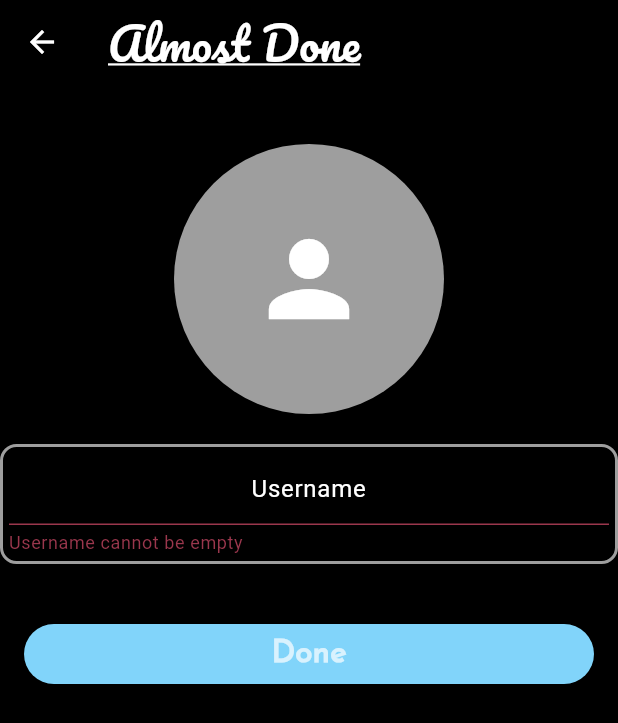
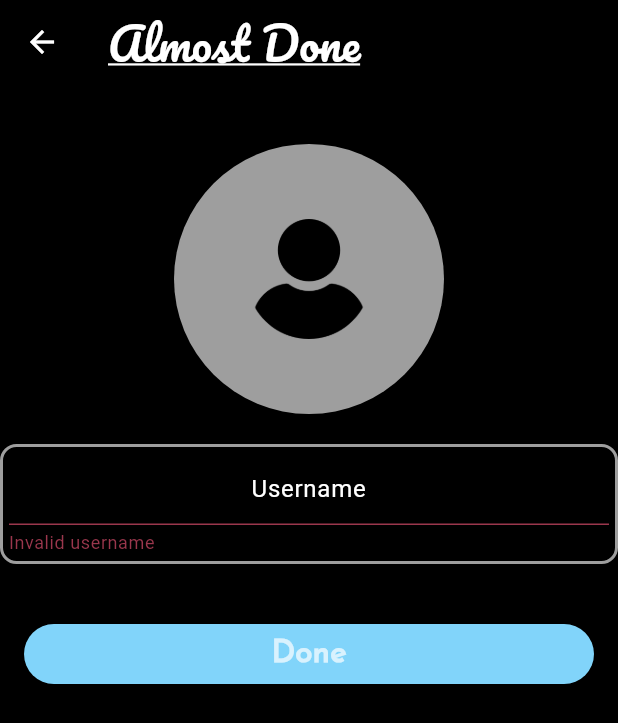
Before and after one commit to Knightmare2X/Concord, a Flutter app: the CreateProfileScreen screen opened directly, after a tap on "Done", on a phone screen of 412 x 824 dp. Shown: the top 723 px of the screen. Run offline on Flutter 3.47's test engine with Material 3 defaults, Android fonts, the phone set to English and light mode, and no system bars; our stand-ins replace cached_network_image, cloud_firestore, firebase_auth, firebase_core, firebase_storage, google_sign_in and 2 more; missing offline and left inert: image_painter; accounts and stored records are empty.

Commit message:
added regex for username

```diff
--- a/lib/screens/new_user_screens/create_profile_screen.dart
+++ b/lib/screens/new_user_screens/create_profile_screen.dart
@@ -4,7 +4,6 @@ import 'package:concord/model/persist_nav_bar.dart';
 import 'package:firebase_auth/firebase_auth.dart';
 import 'package:flutter/material.dart';
 import 'package:image_picker/image_picker.dart';
-
 import '../../resources/firestore.dart';
 
 class CreateProfileScreen extends StatefulWidget {
@@ -69,14 +68,17 @@ class _CreateProfileScreenState extends State<CreateProfileScreen> {
                         radius: 90,
                         child: selectedImageBytes != null
                             ? null
-                            : Icon(Icons.person,
-                            size: 80,
-                            color: Colors
-                                .white), // Show icon only if image is not loaded
+                            : Image.asset(
+                          'assets/icons/user.png',
+                          width: 80,
+                          height: 80,
+                          fit: BoxFit.cover,
+                        ),
                         backgroundImage: selectedImageBytes != null
                             ? MemoryImage(selectedImageBytes!)
                             : null,
                       ),
+
                       if (selectedImageBytes == null &&
                           selectedImagePath !=
                               null) // Show loading indicator if image is being loaded
@@ -94,8 +96,9 @@ class _CreateProfileScreenState extends State<CreateProfileScreen> {
                   ),
                   child: TextField(
                     onChanged: (value) {
+                      final modifiedValue = value.replaceAll(' ', '_');
                       setState(() {
-                        username = value.trim();
+                        username = modifiedValue;
                         showUsernameError = false;
                       });
                     },
@@ -104,7 +107,7 @@ class _CreateProfileScreenState extends State<CreateProfileScreen> {
                       hintText: 'Username',
                       counterText: '',
                       errorText:
-                      showUsernameError ? 'Username cannot be empty' : null,
+                      showUsernameError ? 'Invalid username' : null,
                     ),
                     textAlign: TextAlign.center,
                   ),
@@ -115,15 +118,15 @@ class _CreateProfileScreenState extends State<CreateProfileScreen> {
                   padding: const EdgeInsets.all(16),
                   child: ElevatedButton(
                     onPressed: () async {
-                      if (username.isEmpty) {
+                      if (username.isEmpty || !isValidUsername(username)) {
                         setState(() {
                           showUsernameError = true;
                         });
                         return;
                       }
 
+                      // Your remaining code here
                       bool isUnique = await _checkUniqueUsername(username);
-
                       if (!isUnique) {
                         ScaffoldMessenger.of(context).showSnackBar(
                           SnackBar(
@@ -137,7 +140,10 @@ class _CreateProfileScreenState extends State<CreateProfileScreen> {
                       try {
                         final User user = FirebaseAuth.instance.currentUser!;
                         await FirestoreMethods().uploadData(
-                            username, user.uid, selectedImageBytes!);
+                          username,
+                          user.uid,
+                          selectedImageBytes!,
+                        );
                         ScaffoldMessenger.of(context).showSnackBar(
                           SnackBar(
                             content: Text("Welcome"),
@@ -145,9 +151,11 @@ class _CreateProfileScreenState extends State<CreateProfileScreen> {
                           ),
                         );
                         Navigator.push(
-                            context,
-                            MaterialPageRoute(
-                                builder: (context) => PersistNavBar()));
+                          context,
+                          MaterialPageRoute(
+                            builder: (context) => PersistNavBar(),
+                          ),
+                        );
                       } catch (e) {
                         print("Error: $e");
                         ScaffoldMessenger.of(context).showSnackBar(
@@ -164,10 +172,11 @@ class _CreateProfileScreenState extends State<CreateProfileScreen> {
                     child: Text(
                       "Done",
                       style: TextStyle(
-                          fontSize: 21,
-                          color: Colors.white70,
-                          fontFamily: 'Josefin',
-                          fontWeight: FontWeight.bold),
+                        fontSize: 21,
+                        color: Colors.white70,
+                        fontFamily: 'Josefin',
+                        fontWeight: FontWeight.bold,
+                      ),
                     ),
                   ),
                 ),
@@ -178,4 +187,9 @@ class _CreateProfileScreenState extends State<CreateProfileScreen> {
       ),
     );
   }
+
+  bool isValidUsername(String username) {
+    return RegExp(r'^[a-zA-Z0-9_.]+$').hasMatch(username);
+  }
+
 }
```
Also changed, not shown: lib/resources/firestore.dart (+20 -0 lines), assets/icons/user.png (added).
